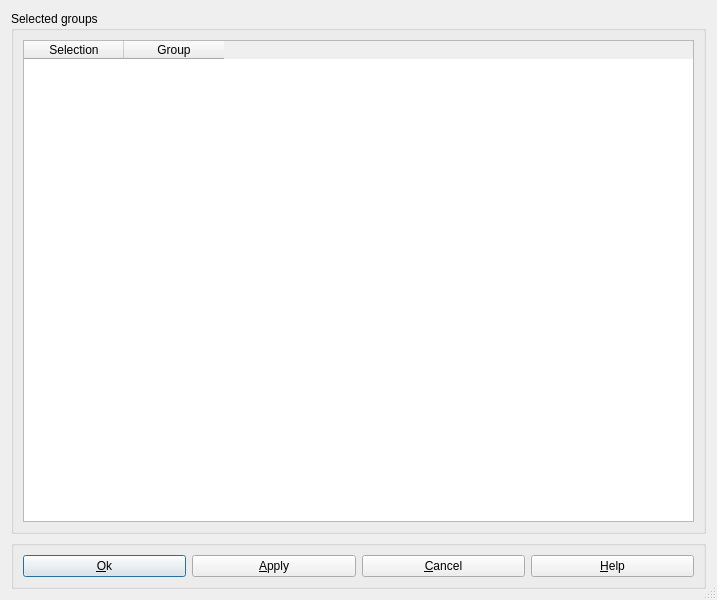
Above: src/HOMARDGUI/CreateListGroup.ui from jschueller/homard before the change. Below: the same form after it.
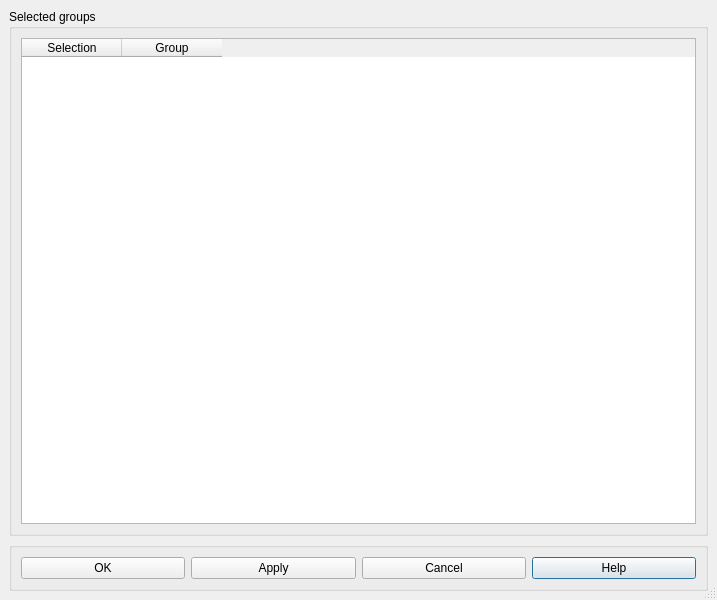
That is the form after the change.

What changed in the file:
```diff
--- a/src/HOMARDGUI/CreateListGroup.ui
+++ b/src/HOMARDGUI/CreateListGroup.ui
@@ -10,7 +10,9 @@
    </rect>
   </property>
   <property name="sizePolicy" >
-   <sizepolicy vsizetype="Expanding" hsizetype="Expanding" >
+   <sizepolicy>
+    <hsizetype>0</hsizetype>
+    <vsizetype>0</vsizetype>
     <horstretch>0</horstretch>
     <verstretch>0</verstretch>
    </sizepolicy>
@@ -19,18 +21,73 @@
    <string>Create Hypothesis - Group selection</string>
   </property>
   <property name="autoFillBackground" >
-   <bool>false</bool>
+   <bool>true</bool>
   </property>
   <property name="sizeGripEnabled" >
    <bool>true</bool>
   </property>
-  <layout class="QGridLayout" name="gridLayout" >
+  <layout class="QGridLayout" >
+   <property name="margin" >
+    <number>9</number>
+   </property>
+   <property name="spacing" >
+    <number>6</number>
+   </property>
+   <item row="1" column="0" >
+    <widget class="QGroupBox" name="GBButtons" >
+     <property name="title" >
+      <string/>
+     </property>
+     <layout class="QGridLayout" >
+      <property name="margin" >
+       <number>9</number>
+      </property>
+      <property name="spacing" >
+       <number>6</number>
+      </property>
+      <item row="0" column="3" >
+       <widget class="QPushButton" name="buttonHelp" >
+        <property name="text" >
+         <string>Help</string>
+        </property>
+       </widget>
+      </item>
+      <item row="0" column="2" >
+       <widget class="QPushButton" name="buttonCancel" >
+        <property name="text" >
+         <string>Cancel</string>
+        </property>
+       </widget>
+      </item>
+      <item row="0" column="1" >
+       <widget class="QPushButton" name="buttonApply" >
+        <property name="text" >
+         <string>Apply</string>
+        </property>
+       </widget>
+      </item>
+      <item row="0" column="0" >
+       <widget class="QPushButton" name="buttonOk" >
+        <property name="text" >
+         <string>OK</string>
+        </property>
+       </widget>
+      </item>
+     </layout>
+    </widget>
+   </item>
    <item row="0" column="0" >
     <widget class="QGroupBox" name="GBOptions" >
      <property name="title" >
       <string>Selected groups</string>
      </property>
-     <layout class="QGridLayout" name="gridLayout_7" >
+     <layout class="QGridLayout" >
+      <property name="margin" >
+       <number>9</number>
+      </property>
+      <property name="spacing" >
+       <number>6</number>
+      </property>
       <item row="0" column="0" >
        <widget class="QTableWidget" name="TWGroupe" >
         <property name="showGrid" >
@@ -57,43 +114,6 @@
      </layout>
     </widget>
    </item>
-   <item row="1" column="0" >
-    <widget class="QGroupBox" name="GBButtons" >
-     <property name="title" >
-      <string/>
-     </property>
-     <layout class="QGridLayout" name="gridLayout_5" >
-      <item row="0" column="0" >
-       <widget class="QPushButton" name="buttonOk" >
-        <property name="text" >
-         <string>&amp;Ok</string>
-        </property>
-       </widget>
-      </item>
-      <item row="0" column="1" >
-       <widget class="QPushButton" name="buttonApply" >
-        <property name="text" >
-         <string>&amp;Apply</string>
-        </property>
-       </widget>
-      </item>
-      <item row="0" column="2" >
-       <widget class="QPushButton" name="buttonCancel" >
-        <property name="text" >
-         <string>&amp;Cancel</string>
-        </property>
-       </widget>
-      </item>
-      <item row="0" column="3" >
-       <widget class="QPushButton" name="buttonHelp" >
-        <property name="text" >
-         <string>&amp;Help</string>
-        </property>
-       </widget>
-      </item>
-     </layout>
-    </widget>
-   </item>
   </layout>
  </widget>
  <resources/>
```
Left out of the diff: 2 changed lines with no effect on the pictures.
